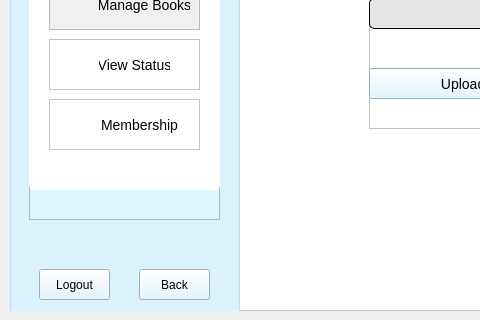
This is LIS/adminmanagebooks.ui in TenacioussD/library_information_system as Qt 5 draws it before an edit; both pictures show x 0 to 480 and y 350 to 670 of the 1019 by 670 pixel window. The edited form follows.
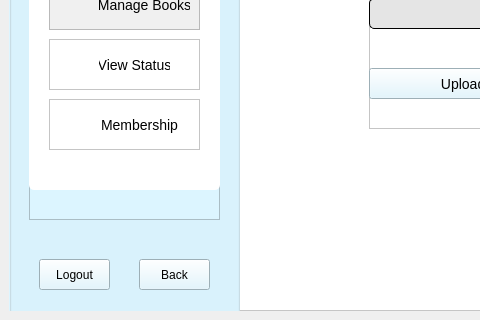
This is the edited form. The open tabs and pages were chosen to show the change. Icons and pictures are not drawn.

```diff
--- a/LIS/adminmanagebooks.ui
+++ b/LIS/adminmanagebooks.ui
@@ -378,7 +378,7 @@
         <property name="geometry">
          <rect>
           <x>30</x>
-          <y>610</y>
+          <y>600</y>
           <width>71</width>
           <height>31</height>
          </rect>
@@ -396,7 +396,7 @@
         <property name="geometry">
          <rect>
           <x>130</x>
-          <y>610</y>
+          <y>600</y>
           <width>71</width>
           <height>31</height>
          </rect>
```
Left out of the diff: 2 changed lines with no effect on the pictures.
